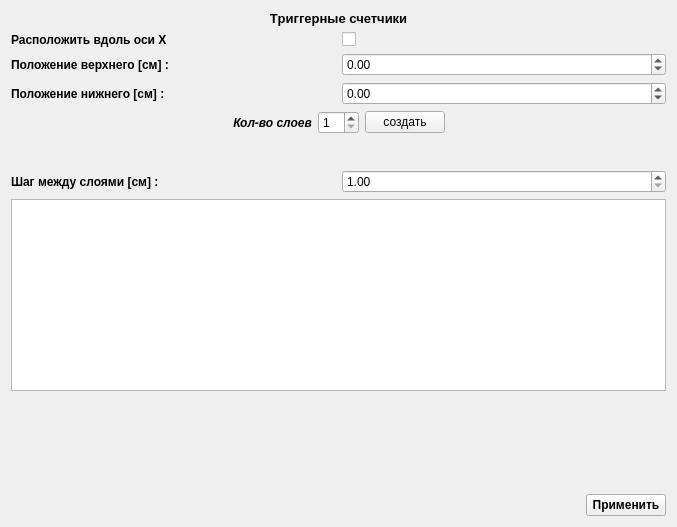
Above: Hodoscope/standparameters.ui from GAO-777/Hodoscope before the change. Below: the same form after it.
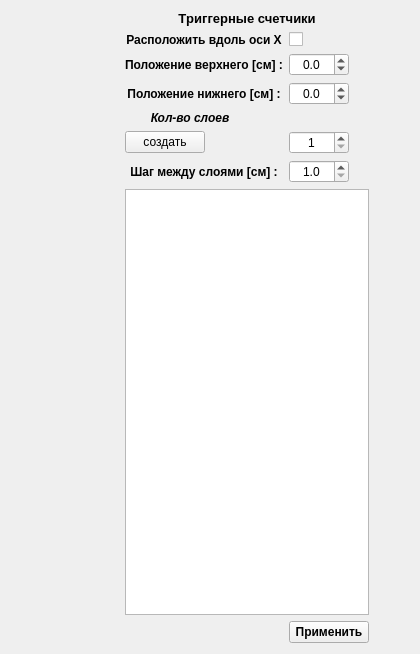
That is the form after the change.

Patch:
```diff
--- a/Hodoscope/standparameters.ui
+++ b/Hodoscope/standparameters.ui
@@ -6,23 +6,27 @@
    <rect>
     <x>0</x>
     <y>0</y>
-    <width>677</width>
-    <height>527</height>
+    <width>420</width>
+    <height>654</height>
    </rect>
   </property>
   <property name="windowTitle">
    <string>Form</string>
   </property>
-  <layout class="QVBoxLayout" name="verticalLayout_2">
-   <item>
     <layout class="QVBoxLayout" name="verticalLayout">
      <item>
-      <layout class="QGridLayout" name="gridLayout">
-       <property name="topMargin">
-        <number>0</number>
-       </property>
-       <item row="6" column="0">
+    <layout class="QGridLayout" name="gridLayout_4" rowstretch="0,0,0,0,0,0,0,0,0,0" columnstretch="1,0,0,0">
+     <property name="sizeConstraint">
+      <enum>QLayout::SetFixedSize</enum>
+     </property>
+     <item row="4" column="1">
         <widget class="QLabel" name="label_5">
+       <property name="sizePolicy">
+        <sizepolicy hsizetype="Minimum" vsizetype="Preferred">
+         <horstretch>0</horstretch>
+         <verstretch>0</verstretch>
+        </sizepolicy>
+       </property>
          <property name="font">
           <font>
            <pointsize>9</pointsize>
@@ -32,44 +36,12 @@
          <property name="text">
           <string>Положение нижнего [см] :</string>
          </property>
-        </widget>
-       </item>
-       <item row="6" column="1">
-        <widget class="QDoubleSpinBox" name="TD_X0posBottom_sb">
-         <property name="minimumSize">
-          <size>
-           <width>50</width>
-           <height>0</height>
-          </size>
-         </property>
          <property name="alignment">
-          <set>Qt::AlignLeading|Qt::AlignLeft|Qt::AlignVCenter</set>
-         </property>
-         <property name="decimals">
-          <number>2</number>
-         </property>
-         <property name="minimum">
-          <double>-20.000000000000000</double>
-         </property>
-         <property name="maximum">
-          <double>20.000000000000000</double>
-         </property>
-        </widget>
-       </item>
-       <item row="5" column="0">
-        <widget class="QLabel" name="label_3">
-         <property name="font">
-          <font>
-           <pointsize>9</pointsize>
-           <bold>true</bold>
-          </font>
-         </property>
-         <property name="text">
-          <string>Положение верхнего [см] :</string>
-         </property>
-        </widget>
-       </item>
-       <item row="4" column="1">
+        <set>Qt::AlignCenter</set>
+       </property>
+      </widget>
+     </item>
+     <item row="1" column="2">
         <widget class="QCheckBox" name="TD_AlongY_cb">
          <property name="layoutDirection">
           <enum>Qt::LeftToRight</enum>
@@ -79,36 +51,14 @@
          </property>
         </widget>
        </item>
-       <item row="5" column="1">
-        <widget class="QDoubleSpinBox" name="TD_X0posTop_sb">
-         <property name="enabled">
-          <bool>true</bool>
-         </property>
-         <property name="sizePolicy">
-          <sizepolicy hsizetype="Minimum" vsizetype="Fixed">
-           <horstretch>0</horstretch>
-           <verstretch>0</verstretch>
-          </sizepolicy>
-         </property>
-         <property name="minimumSize">
-          <size>
-           <width>50</width>
-           <height>0</height>
-          </size>
-         </property>
-         <property name="decimals">
-          <number>2</number>
-         </property>
-         <property name="minimum">
-          <double>-20.000000000000000</double>
-         </property>
-         <property name="maximum">
-          <double>20.000000000000000</double>
-         </property>
-        </widget>
-       </item>
-       <item row="0" column="0" colspan="2">
+     <item row="0" column="1" colspan="2">
         <widget class="QLabel" name="label_4">
+       <property name="sizePolicy">
+        <sizepolicy hsizetype="Expanding" vsizetype="Preferred">
+         <horstretch>0</horstretch>
+         <verstretch>0</verstretch>
+        </sizepolicy>
+       </property>
          <property name="font">
           <font>
            <pointsize>10</pointsize>
@@ -123,8 +73,100 @@
          </property>
         </widget>
        </item>
-       <item row="4" column="0">
+     <item row="3" column="1">
+      <widget class="QLabel" name="label_3">
+       <property name="sizePolicy">
+        <sizepolicy hsizetype="Minimum" vsizetype="Preferred">
+         <horstretch>0</horstretch>
+         <verstretch>0</verstretch>
+        </sizepolicy>
+       </property>
+       <property name="font">
+        <font>
+         <pointsize>9</pointsize>
+         <bold>true</bold>
+        </font>
+       </property>
+       <property name="text">
+        <string>Положение верхнего [см] :</string>
+       </property>
+       <property name="alignment">
+        <set>Qt::AlignCenter</set>
+       </property>
+      </widget>
+     </item>
+     <item row="9" column="2">
+      <widget class="QPushButton" name="Apply_pb">
+       <property name="font">
+        <font>
+         <bold>true</bold>
+        </font>
+       </property>
+       <property name="text">
+        <string>Применить</string>
+       </property>
+      </widget>
+     </item>
+     <item row="7" column="1">
+      <widget class="QLabel" name="label">
+       <property name="sizePolicy">
+        <sizepolicy hsizetype="Minimum" vsizetype="Preferred">
+         <horstretch>0</horstretch>
+         <verstretch>0</verstretch>
+        </sizepolicy>
+       </property>
+       <property name="font">
+        <font>
+         <bold>true</bold>
+        </font>
+       </property>
+       <property name="text">
+        <string>Шаг между слоями [см] :</string>
+       </property>
+       <property name="alignment">
+        <set>Qt::AlignCenter</set>
+       </property>
+      </widget>
+     </item>
+     <item row="3" column="2">
+      <widget class="QDoubleSpinBox" name="TD_X0posTop_sb">
+       <property name="enabled">
+        <bool>true</bool>
+       </property>
+       <property name="sizePolicy">
+        <sizepolicy hsizetype="Maximum" vsizetype="Fixed">
+         <horstretch>0</horstretch>
+         <verstretch>0</verstretch>
+        </sizepolicy>
+       </property>
+       <property name="minimumSize">
+        <size>
+         <width>60</width>
+         <height>0</height>
+        </size>
+       </property>
+       <property name="alignment">
+        <set>Qt::AlignCenter</set>
+       </property>
+       <property name="decimals">
+        <number>1</number>
+       </property>
+       <property name="minimum">
+        <double>-20.000000000000000</double>
+       </property>
+       <property name="maximum">
+        <double>20.000000000000000</double>
+       </property>
+      </widget>
+     </item>
+     <item row="1" column="1">
         <widget class="QLabel" name="label_6">
+       <property name="sizePolicy">
+        <sizepolicy hsizetype="Minimum" vsizetype="Preferred">
+         <horstretch>0</horstretch>
+         <verstretch>0</verstretch>
+        </sizepolicy>
+       </property>
          <property name="font">
           <font>
            <pointsize>9</pointsize>
@@ -134,26 +176,40 @@
          <property name="text">
           <string>Расположить вдоль оси X</string>
          </property>
-        </widget>
-       </item>
-      </layout>
-     </item>
-     <item>
-      <layout class="QHBoxLayout" name="horizontalLayout_3">
-       <item>
-        <spacer name="horizontalSpacer_3">
-         <property name="orientation">
-          <enum>Qt::Horizontal</enum>
-         </property>
-         <property name="sizeHint" stdset="0">
+       <property name="alignment">
+        <set>Qt::AlignCenter</set>
+       </property>
+      </widget>
+     </item>
+     <item row="4" column="2">
+      <widget class="QDoubleSpinBox" name="TD_X0posBottom_sb">
+       <property name="sizePolicy">
+        <sizepolicy hsizetype="Maximum" vsizetype="Fixed">
+         <horstretch>0</horstretch>
+         <verstretch>0</verstretch>
+        </sizepolicy>
+       </property>
+       <property name="minimumSize">
           <size>
-           <width>40</width>
-           <height>20</height>
-          </size>
-         </property>
-        </spacer>
-       </item>
-       <item>
+         <width>60</width>
+         <height>0</height>
+        </size>
+       </property>
+       <property name="alignment">
+        <set>Qt::AlignCenter</set>
+       </property>
+       <property name="decimals">
+        <number>1</number>
+       </property>
+       <property name="minimum">
+        <double>-20.000000000000000</double>
+       </property>
+       <property name="maximum">
+        <double>20.000000000000000</double>
+       </property>
+      </widget>
+     </item>
+     <item row="5" column="0" colspan="3">
         <widget class="QLabel" name="label_2">
          <property name="font">
           <font>
@@ -169,86 +225,97 @@
          </property>
         </widget>
        </item>
-       <item>
+     <item row="9" column="0" colspan="2">
+      <spacer name="horizontalSpacer">
+       <property name="orientation">
+        <enum>Qt::Horizontal</enum>
+       </property>
+       <property name="sizeHint" stdset="0">
+        <size>
+         <width>40</width>
+         <height>20</height>
+        </size>
+       </property>
+      </spacer>
+     </item>
+     <item row="6" column="2">
         <widget class="QSpinBox" name="NumLayers_sb">
+       <property name="sizePolicy">
+        <sizepolicy hsizetype="Maximum" vsizetype="Fixed">
+         <horstretch>0</horstretch>
+         <verstretch>0</verstretch>
+        </sizepolicy>
+       </property>
+       <property name="minimumSize">
+        <size>
+         <width>60</width>
+         <height>0</height>
+        </size>
+       </property>
+       <property name="alignment">
+        <set>Qt::AlignCenter</set>
+       </property>
          <property name="minimum">
           <number>1</number>
          </property>
         </widget>
        </item>
-       <item>
+     <item row="6" column="1">
         <widget class="QPushButton" name="CreateLineLayers_pb">
+       <property name="sizePolicy">
+        <sizepolicy hsizetype="Maximum" vsizetype="Fixed">
+         <horstretch>0</horstretch>
+         <verstretch>0</verstretch>
+        </sizepolicy>
+       </property>
          <property name="text">
           <string>создать</string>
          </property>
         </widget>
        </item>
-       <item>
-        <spacer name="horizontalSpacer_2">
-         <property name="orientation">
-          <enum>Qt::Horizontal</enum>
-         </property>
-         <property name="sizeHint" stdset="0">
-          <size>
-           <width>40</width>
-           <height>20</height>
-          </size>
-         </property>
-        </spacer>
-       </item>
-      </layout>
-     </item>
-     <item>
-      <layout class="QHBoxLayout" name="horizontalLayout_2">
-       <property name="topMargin">
-        <number>30</number>
-       </property>
-       <item>
-        <widget class="QLabel" name="label">
-         <property name="font">
-          <font>
-           <bold>true</bold>
-          </font>
-         </property>
-         <property name="text">
-          <string>Шаг между слоями [см] :</string>
-         </property>
-        </widget>
-       </item>
-       <item>
+     <item row="7" column="2">
         <widget class="QDoubleSpinBox" name="StepBetweenLayers_sb">
+       <property name="sizePolicy">
+        <sizepolicy hsizetype="Maximum" vsizetype="Fixed">
+         <horstretch>0</horstretch>
+         <verstretch>0</verstretch>
+        </sizepolicy>
+       </property>
+       <property name="minimumSize">
+        <size>
+         <width>60</width>
+         <height>0</height>
+        </size>
+       </property>
+       <property name="alignment">
+        <set>Qt::AlignCenter</set>
+       </property>
          <property name="decimals">
-          <number>2</number>
+        <number>1</number>
          </property>
          <property name="minimum">
           <double>1.000000000000000</double>
          </property>
         </widget>
        </item>
-      </layout>
+     <item row="8" column="3">
+      <spacer name="horizontalSpacer_11">
+       <property name="orientation">
+        <enum>Qt::Horizontal</enum>
+       </property>
+       <property name="sizeHint" stdset="0">
+        <size>
+         <width>40</width>
+         <height>20</height>
+        </size>
+       </property>
+      </spacer>
      </item>
-     <item>
+     <item row="8" column="1" colspan="2">
       <widget class="QTableView" name="LayersTable"/>
      </item>
-     <item>
-      <spacer name="verticalSpacer">
-       <property name="orientation">
-        <enum>Qt::Vertical</enum>
-       </property>
-       <property name="sizeHint" stdset="0">
-        <size>
-         <width>20</width>
-         <height>40</height>
-        </size>
-       </property>
-      </spacer>
-     </item>
-    </layout>
-   </item>
-   <item>
-    <layout class="QHBoxLayout" name="horizontalLayout">
-     <item>
-      <spacer name="horizontalSpacer">
+     <item row="8" column="0">
+      <spacer name="horizontalSpacer_2">
        <property name="orientation">
         <enum>Qt::Horizontal</enum>
        </property>
@@ -260,18 +327,6 @@
        </property>
       </spacer>
      </item>
-     <item>
-      <widget class="QPushButton" name="Apply_pb">
-       <property name="font">
-        <font>
-         <bold>true</bold>
-        </font>
-       </property>
-       <property name="text">
-        <string>Применить</string>
-       </property>
-      </widget>
-     </item>
     </layout>
    </item>
   </layout>
```
Lines whose indentation alone changed are shown as unchanged.
